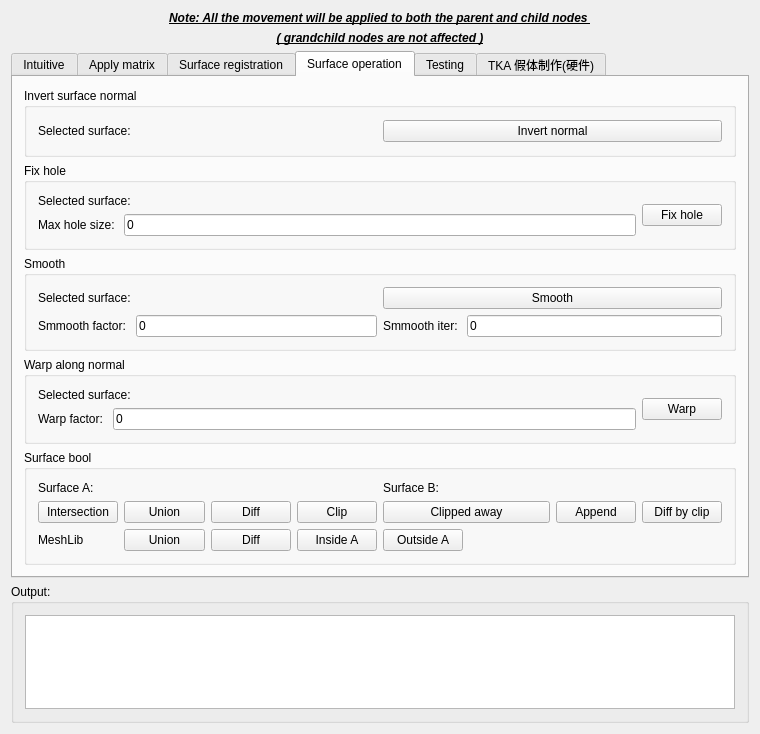
This is Plugins/org.mitk.lancet.movedata/src/internal/MoveDataControls.ui in zhaomengxiao/LancetMITK-Adition as Qt 5 draws it before an edit. The edited form follows.
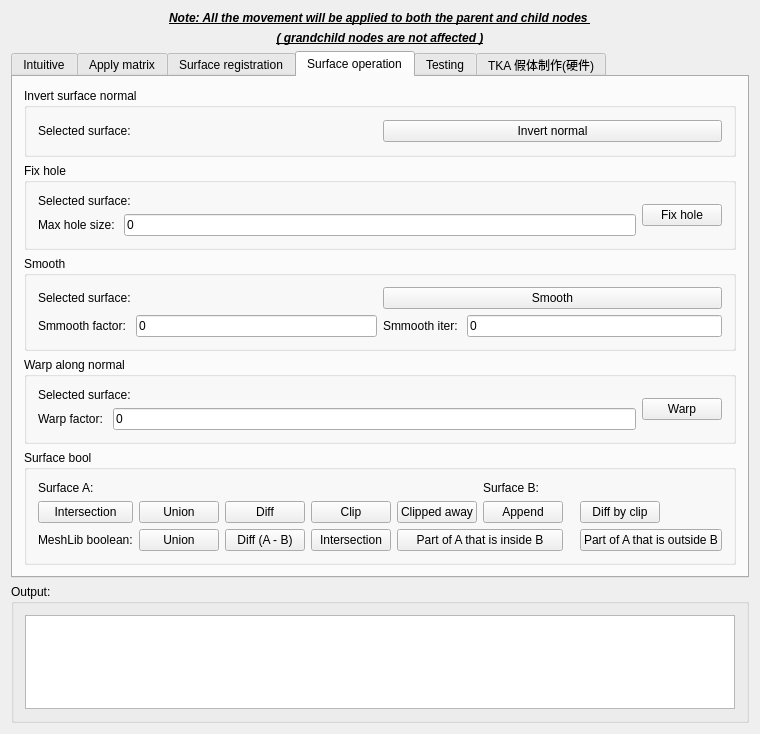
This is the edited form. Custom widgets are drawn as their Qt base class.

```diff
--- a/Plugins/org.mitk.lancet.movedata/src/internal/MoveDataControls.ui
+++ b/Plugins/org.mitk.lancet.movedata/src/internal/MoveDataControls.ui
@@ -1146,17 +1146,24 @@
           <string>Surface bool</string>
          </property>
          <layout class="QGridLayout" name="gridLayout_20">
-          <item row="1" column="3">
-           <widget class="QPushButton" name="pushButton_implicitClip">
+          <item row="2" column="1">
+           <widget class="QPushButton" name="pushButton_meshLib_union">
             <property name="text">
-             <string>Clip</string>
+             <string>Union</string>
             </property>
            </widget>
           </item>
-          <item row="1" column="4" colspan="2">
-           <widget class="QPushButton" name="pushButton_clipAway">
+          <item row="2" column="0">
+           <widget class="QLabel" name="label_36">
             <property name="text">
-             <string>Clipped away</string>
+             <string>MeshLib boolean:</string>
+            </property>
+           </widget>
+          </item>
+          <item row="2" column="7" colspan="2">
+           <widget class="QPushButton" name="pushButton_meshLib_outsideA">
+            <property name="text">
+             <string>Part of A that is outside B</string>
             </property>
            </widget>
           </item>
@@ -1167,14 +1174,21 @@
             </property>
            </widget>
           </item>
-          <item row="1" column="7">
-           <widget class="QPushButton" name="pushButton_diff_type2">
+          <item row="2" column="4" colspan="2">
+           <widget class="QPushButton" name="pushButton_meshLib_insideA">
             <property name="text">
-             <string>Diff by clip</string>
+             <string>Part of A that is inside B</string>
             </property>
            </widget>
           </item>
-          <item row="0" column="0" colspan="4">
+          <item row="2" column="2">
+           <widget class="QPushButton" name="pushButton_meshLib_diff">
+            <property name="text">
+             <string>Diff (A - B)</string>
+            </property>
+           </widget>
+          </item>
+          <item row="0" column="0" colspan="5">
            <layout class="QHBoxLayout" name="horizontalLayout_18">
             <item>
              <widget class="QLabel" name="label_27">
@@ -1188,7 +1202,7 @@
             </item>
            </layout>
           </item>
-          <item row="0" column="4" colspan="4">
+          <item row="0" column="5" colspan="4">
            <layout class="QHBoxLayout" name="horizontalLayout_19">
             <item>
              <widget class="QLabel" name="label_28">
@@ -1216,45 +1230,38 @@
             </property>
            </widget>
           </item>
-          <item row="1" column="6">
+          <item row="2" column="3">
+           <widget class="QPushButton" name="pushButton_meshLib_intersect">
+            <property name="text">
+             <string>Intersection</string>
+            </property>
+           </widget>
+          </item>
+          <item row="1" column="3">
+           <widget class="QPushButton" name="pushButton_implicitClip">
+            <property name="text">
+             <string>Clip</string>
+            </property>
+           </widget>
+          </item>
+          <item row="1" column="4">
+           <widget class="QPushButton" name="pushButton_clipAway">
+            <property name="text">
+             <string>Clipped away</string>
+            </property>
+           </widget>
+          </item>
+          <item row="1" column="5">
            <widget class="QPushButton" name="pushButton_append">
             <property name="text">
              <string>Append</string>
             </property>
            </widget>
           </item>
-          <item row="2" column="0">
-           <widget class="QLabel" name="label_36">
+          <item row="1" column="7">
+           <widget class="QPushButton" name="pushButton_diff_type2">
             <property name="text">
-             <string>MeshLib</string>
-            </property>
-           </widget>
-          </item>
-          <item row="2" column="1">
-           <widget class="QPushButton" name="pushButton">
-            <property name="text">
-             <string>Union</string>
-            </property>
-           </widget>
-          </item>
-          <item row="2" column="2">
-           <widget class="QPushButton" name="pushButton_2">
-            <property name="text">
-             <string>Diff</string>
-            </property>
-           </widget>
-          </item>
-          <item row="2" column="3">
-           <widget class="QPushButton" name="pushButton_3">
-            <property name="text">
-             <string>Inside A</string>
-            </property>
-           </widget>
-          </item>
-          <item row="2" column="4">
-           <widget class="QPushButton" name="pushButton_4">
-            <property name="text">
-             <string>Outside A</string>
+             <string>Diff by clip</string>
             </property>
            </widget>
           </item>
```
